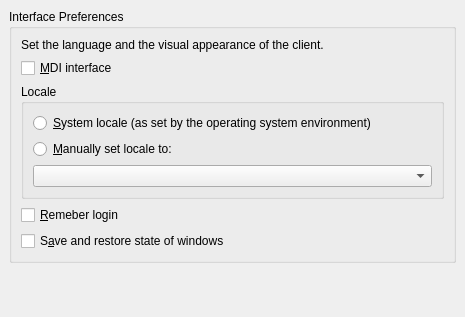
This is qt/PreferencesDialogInterface.ui in Wolframe/qtClient as Qt 5 draws it before an edit. The edited form follows.
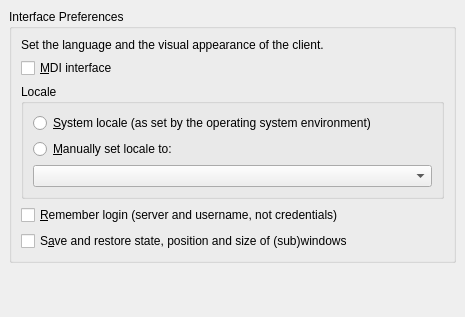
This is the edited form.

```diff
--- a/qt/PreferencesDialogInterface.ui
+++ b/qt/PreferencesDialogInterface.ui
@@ -85,14 +85,14 @@
       <item row="4" column="0">
        <widget class="QCheckBox" name="rememberLogin">
         <property name="text">
-         <string>&amp;Remeber login</string>
+         <string>&amp;Remember login (server and username, not credentials)</string>
         </property>
        </widget>
       </item>
       <item row="5" column="0">
        <widget class="QCheckBox" name="saveRestoreState">
         <property name="text">
-         <string>S&amp;ave and restore state of windows</string>
+         <string>S&amp;ave and restore state, position and size of (sub)windows</string>
         </property>
        </widget>
       </item>
```
